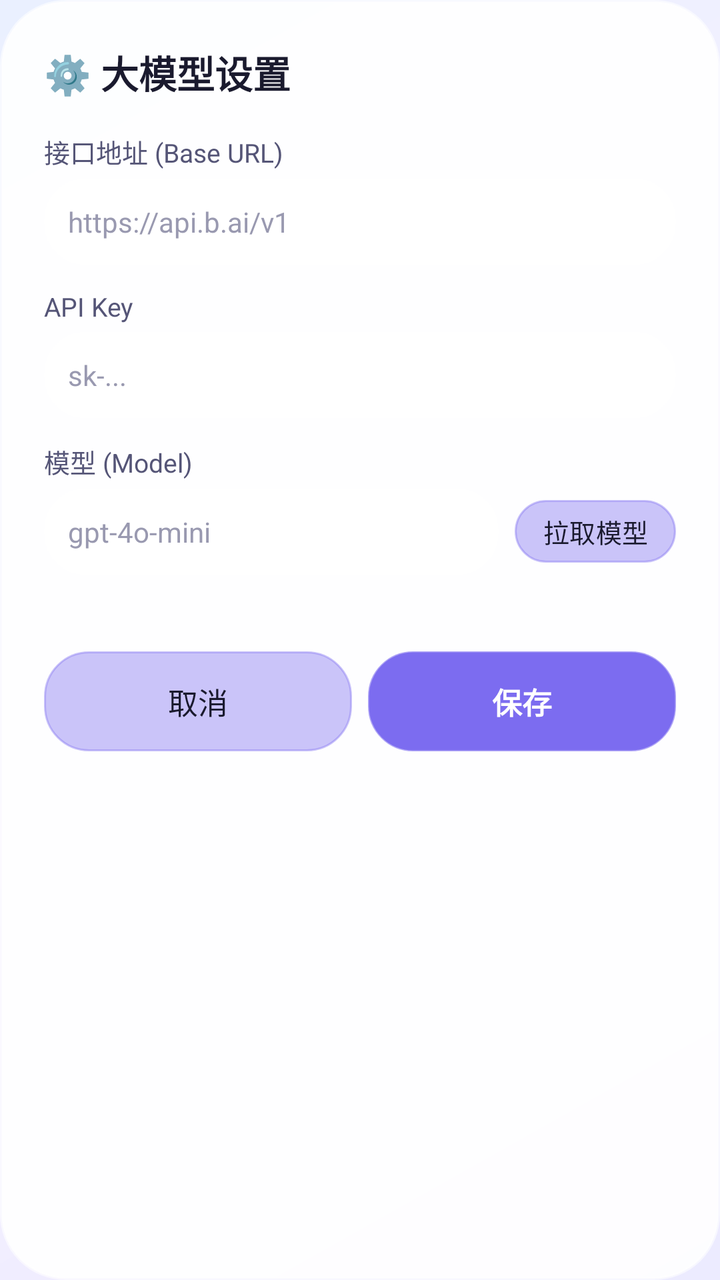
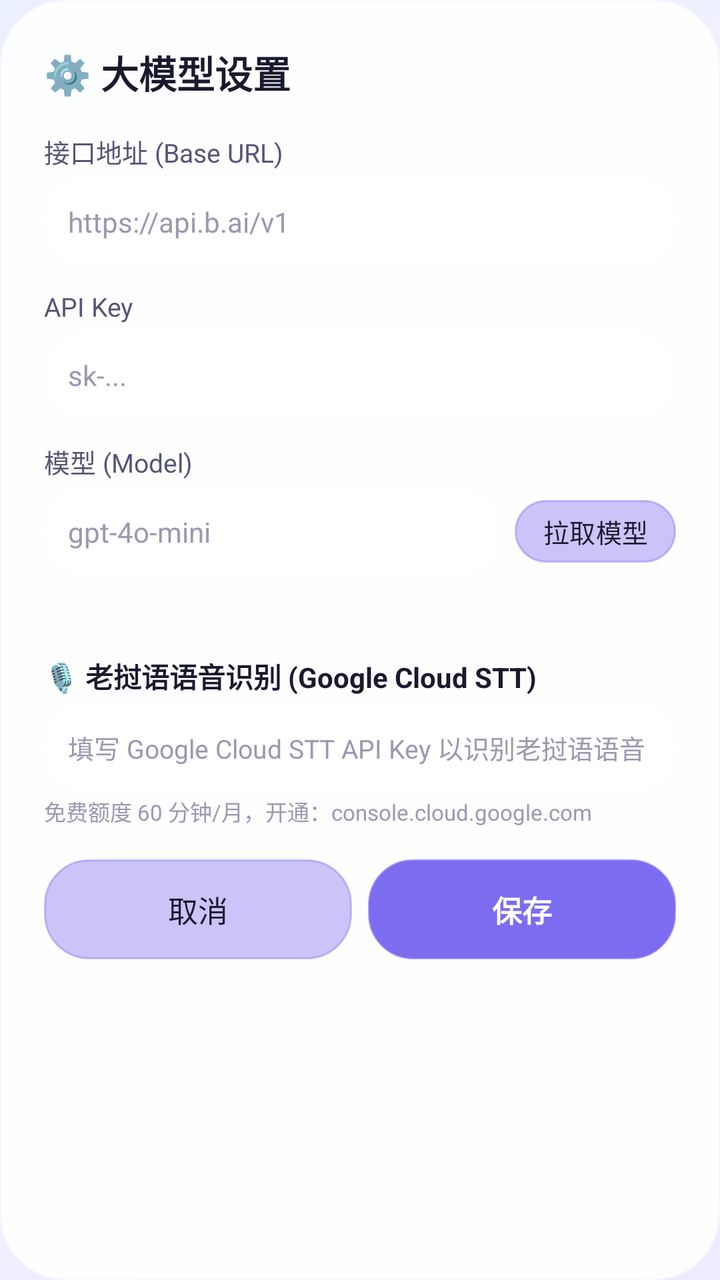

The first picture is an Android layout as it rendered before a commit; the second is the same layout after the commit. The layout source and the unified diff follow.
<!-- AndroidManifest.xml: application theme Theme.LaoTran -->
<!-- res/layout/dialog_settings.xml -->
<?xml version="1.0" encoding="utf-8"?>
<ScrollView xmlns:android="http://schemas.android.com/apk/res/android"
    android:layout_width="match_parent"
    android:layout_height="wrap_content"
    android:background="@drawable/bg_glass_dialog"
    android:padding="22dp"
    android:scrollbars="none">

    <LinearLayout
        android:layout_width="match_parent"
        android:layout_height="wrap_content"
        android:orientation="vertical">

        <TextView
            android:layout_width="wrap_content"
            android:layout_height="wrap_content"
            android:text="⚙️ 大模型设置"
            android:textSize="19sp"
            android:textStyle="bold"
            android:textColor="@color/text_primary" />

        <TextView
            android:layout_width="wrap_content"
            android:layout_height="wrap_content"
            android:text="接口地址 (Base URL)"
            android:textSize="13sp"
            android:textColor="@color/text_secondary"
            android:layout_marginTop="16dp" />

        <EditText
            android:id="@+id/baseUrlEdit"
            android:layout_width="match_parent"
            android:layout_height="wrap_content"
            android:hint="https://api.b.ai/v1"
            android:textColorHint="@color/text_hint"
            android:textColor="@color/text_primary"
            android:inputType="textUri"
            android:textSize="14sp"
            android:background="@drawable/bg_glass_input"
            android:padding="12dp"
            android:layout_marginTop="4dp" />

        <TextView
            android:layout_width="wrap_content"
            android:layout_height="wrap_content"
            android:text="API Key"
            android:textSize="13sp"
            android:textColor="@color/text_secondary"
            android:layout_marginTop="12dp" />

        <EditText
            android:id="@+id/apiKeyEdit"
            android:layout_width="match_parent"
            android:layout_height="wrap_content"
            android:hint="sk-..."
            android:textColorHint="@color/text_hint"
            android:textColor="@color/text_primary"
            android:inputType="textPassword"
            android:textSize="14sp"
            android:background="@drawable/bg_glass_input"
            android:padding="12dp"
            android:layout_marginTop="4dp" />

        <TextView
            android:layout_width="wrap_content"
            android:layout_height="wrap_content"
            android:text="模型 (Model)"
            android:textSize="13sp"
            android:textColor="@color/text_secondary"
            android:layout_marginTop="12dp" />

        <LinearLayout
            android:layout_width="match_parent"
            android:layout_height="wrap_content"
            android:orientation="horizontal"
            android:layout_marginTop="4dp">

            <EditText
                android:id="@+id/modelEdit"
                android:layout_width="0dp"
                android:layout_height="wrap_content"
                android:layout_weight="1"
                android:hint="gpt-4o-mini"
                android:textColorHint="@color/text_hint"
                android:textColor="@color/text_primary"
                android:inputType="text"
                android:textSize="14sp"
                android:background="@drawable/bg_glass_input"
                android:padding="12dp" />

            <Button
                android:id="@+id/fetchModelsBtn"
                android:layout_width="wrap_content"
                android:layout_height="wrap_content"
                android:minWidth="0dp"
                android:minHeight="0dp"
                android:insetTop="0dp"
                android:insetBottom="0dp"
                android:paddingStart="14dp"
                android:paddingEnd="14dp"
                android:background="@drawable/bg_glass_secondary"
                android:text="拉取模型"
                android:textSize="13sp"
                android:textColor="@color/text_primary"
                android:layout_marginStart="8dp" />
        </LinearLayout>

        <TextView
            android:id="@+id/fetchStatusText"
            android:layout_width="match_parent"
            android:layout_height="wrap_content"
            android:textSize="12sp"
            android:textColor="@color/text_hint"
            android:layout_marginTop="6dp" />

        <LinearLayout
            android:layout_width="match_parent"
            android:layout_height="wrap_content"
            android:orientation="horizontal"
            android:layout_marginTop="16dp">

            <Button
                android:id="@+id/cancelBtn"
                android:layout_width="0dp"
                android:layout_height="50dp"
                android:layout_weight="1"
                android:minWidth="0dp"
                android:minHeight="0dp"
                android:insetTop="0dp"
                android:insetBottom="0dp"
                android:background="@drawable/bg_glass_secondary"
                android:text="取消"
                android:textSize="15sp"
                android:textColor="@color/text_primary"
                android:layout_marginEnd="8dp" />

            <Button
                android:id="@+id/saveBtn"
                android:layout_width="0dp"
                android:layout_height="50dp"
                android:layout_weight="1"
                android:minWidth="0dp"
                android:minHeight="0dp"
                android:insetTop="0dp"
                android:insetBottom="0dp"
                android:background="@drawable/bg_glass_primary"
                android:text="保存"
                android:textSize="15sp"
                android:textStyle="bold"
                android:textColor="#FFFFFF" />
        </LinearLayout>

    </LinearLayout>
</ScrollView>
<!-- resources referenced by this layout -->
<resources>
  <color name="text_hint">#9999B0</color>
  <color name="text_primary">#1A1A2E</color>
  <color name="text_secondary">#555577</color>
  <!-- drawable bg_glass_dialog (drawable) -->
  <?xml version="1.0" encoding="utf-8"?>
  <shape xmlns:android="http://schemas.android.com/apk/res/android"
      android:shape="rectangle">
      <corners android:radius="32dp" />
      <solid android:color="@color/glass_dialog" />
      <stroke
          android:width="1.5dp"
          android:color="@color/glass_stroke_high" />
  </shape>
  <!-- drawable bg_glass_input (drawable) -->
  <?xml version="1.0" encoding="utf-8"?>
  <shape xmlns:android="http://schemas.android.com/apk/res/android"
      android:shape="rectangle">
      <corners android:radius="20dp" />
      <solid android:color="@color/glass_input" />
      <stroke
          android:width="1dp"
          android:color="@color/glass_stroke" />
  </shape>
  <!-- drawable bg_glass_primary (drawable) -->
  <?xml version="1.0" encoding="utf-8"?>
  <shape xmlns:android="http://schemas.android.com/apk/res/android"
      android:shape="rectangle">
      <corners android:radius="22dp" />
      <gradient
          android:angle="0"
          android:startColor="@color/accent_purple"
          android:endColor="@color/accent_blue"
          android:type="linear" />
      <stroke
          android:width="1dp"
          android:color="@color/glass_stroke_high" />
  </shape>
  <!-- drawable bg_glass_secondary (drawable) -->
  <?xml version="1.0" encoding="utf-8"?>
  <shape xmlns:android="http://schemas.android.com/apk/res/android"
      android:shape="rectangle">
      <corners android:radius="22dp" />
      <solid android:color="@color/glass_card_mid" />
      <stroke
          android:width="1dp"
          android:color="@color/glass_stroke" />
  </shape>
  <style name="Theme.LaoTran" parent="Theme.Material3.DayNight.NoActionBar">
          <item name="colorPrimary">@color/accent_purple</item>
          <item name="colorSecondary">@color/accent_blue</item>
          <item name="colorOnPrimary">#FFFFFF</item>
          <item name="android:windowBackground">@drawable/bg_gradient</item>
          <item name="android:statusBarColor">@android:color/transparent</item>
          <item name="android:navigationBarColor">@color/glass_surface</item>
          <item name="android:windowLightStatusBar">true</item>
          <item name="android:windowLightNavigationBar">true</item>
          <item name="android:windowDrawsSystemBarBackgrounds">true</item>
          <item name="android:windowNoTitle">true</item>
          <item name="android:fontFamily">sans-serif</item>
          <item name="android:textColor">@color/text_primary</item>
          <item name="android:colorAccent">@color/accent_purple</item>
      </style>
  <color name="glass_dialog">#EBFFFFFF</color>
  <color name="glass_stroke_high">#99FFFFFF</color>
  <color name="glass_input">#40FFFFFF</color>
  <color name="glass_stroke">#66FFFFFF</color>
  <color name="accent_purple">#7C6CF0</color>
  <color name="accent_blue">#5B9DF6</color>
  <color name="glass_card_mid">#66FFFFFF</color>
  <!-- drawable bg_gradient (drawable) -->
  <?xml version="1.0" encoding="utf-8"?>
  <shape xmlns:android="http://schemas.android.com/apk/res/android"
      android:shape="rectangle">
      <gradient
          android:angle="135"
          android:startColor="@color/gradient_start"
          android:centerColor="@color/gradient_mid"
          android:endColor="@color/gradient_end"
          android:type="linear" />
  </shape>
  <color name="glass_surface">#CCFFFFFF</color>
  <color name="gradient_start">#ECEBFF</color>
  <color name="gradient_mid">#F5F0FF</color>
  <color name="gradient_end">#EAF0FF</color>
</resources>

<!-- the commit's change to res/layout/dialog_settings.xml (unified diff, before → after) -->
@@ -113,6 +113,36 @@
             android:textColor="@color/text_hint"
             android:layout_marginTop="6dp" />
 
+        <TextView
+            android:layout_width="wrap_content"
+            android:layout_height="wrap_content"
+            android:text="🎙️ 老挝语语音识别 (Google Cloud STT)"
+            android:textSize="14sp"
+            android:textStyle="bold"
+            android:textColor="@color/text_primary"
+            android:layout_marginTop="18dp" />
+
+        <EditText
+            android:id="@+id/googleSttKeyEdit"
+            android:layout_width="match_parent"
+            android:layout_height="wrap_content"
+            android:hint="填写 Google Cloud STT API Key 以识别老挝语语音"
+            android:textColorHint="@color/text_hint"
+            android:textColor="@color/text_primary"
+            android:inputType="textPassword"
+            android:textSize="13sp"
+            android:background="@drawable/bg_glass_input"
+            android:padding="12dp"
+            android:layout_marginTop="4dp" />
+
+        <TextView
+            android:layout_width="match_parent"
+            android:layout_height="wrap_content"
+            android:text="免费额度 60 分钟/月，开通：console.cloud.google.com"
+            android:textSize="11sp"
+            android:textColor="@color/text_hint"
+            android:layout_marginTop="2dp" />
+
         <LinearLayout
             android:layout_width="match_parent"
             android:layout_height="wrap_content"
